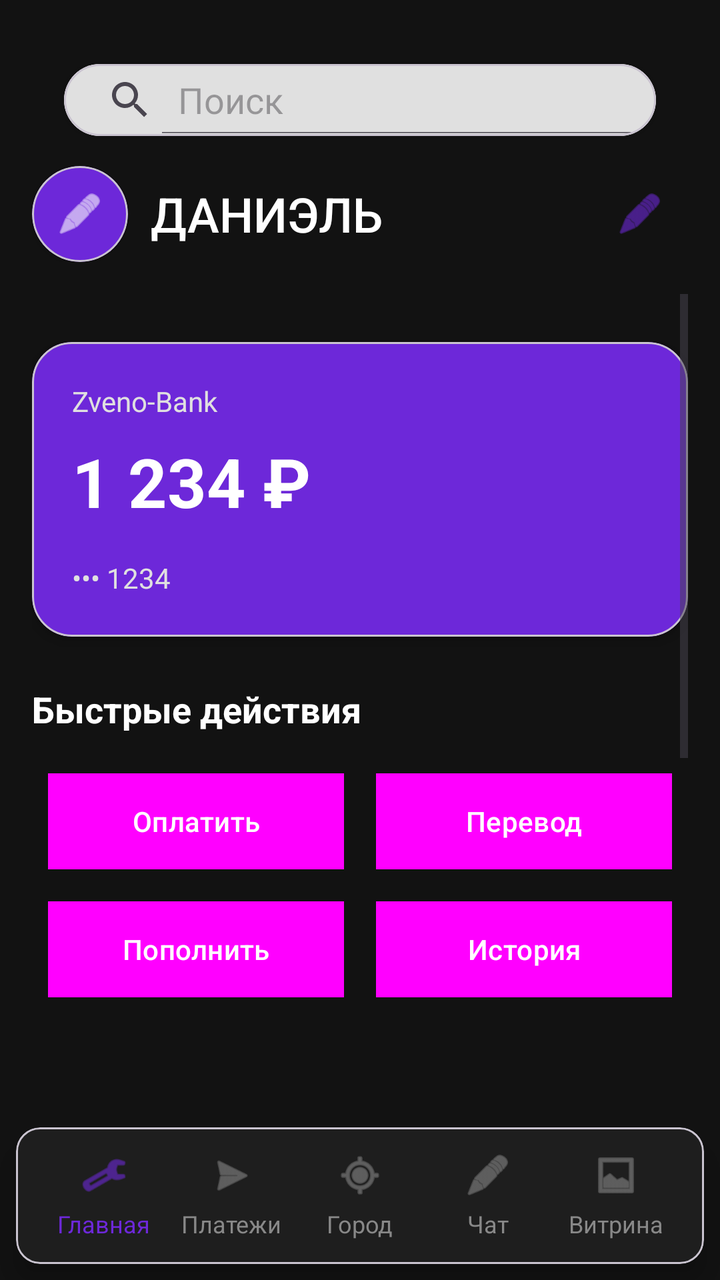
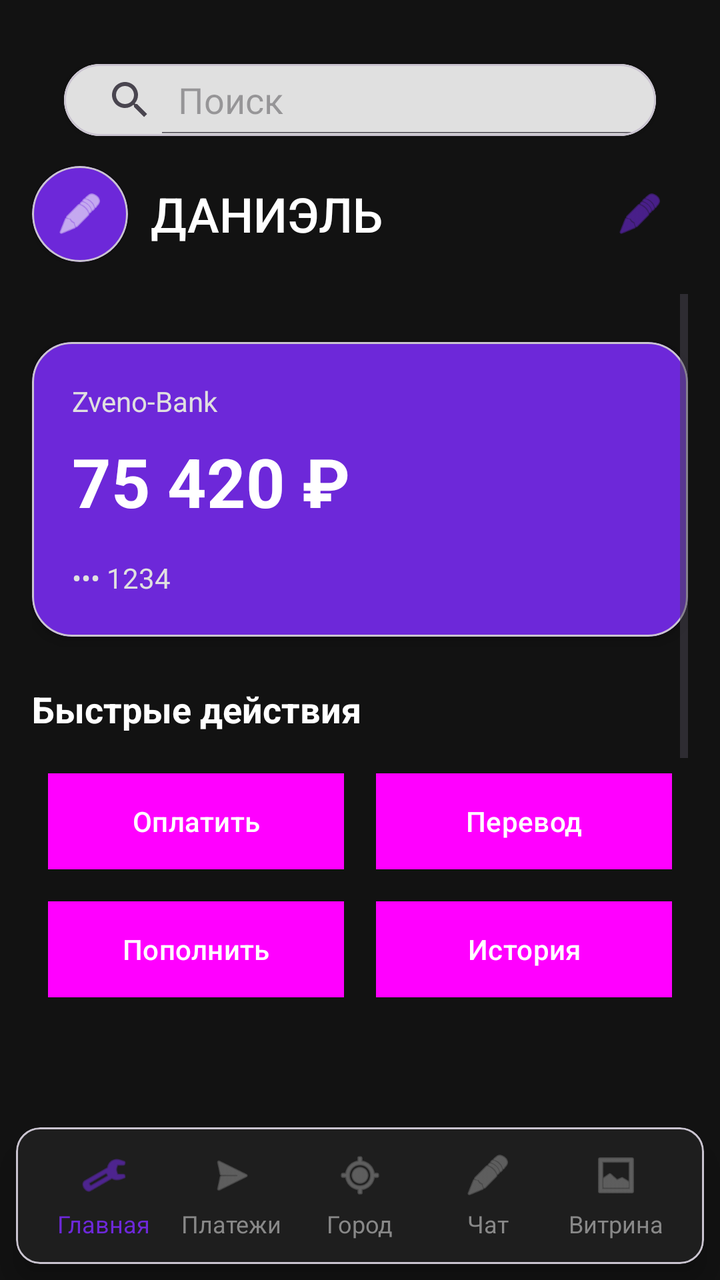

An Android layout rendered at two revisions. The XML below is the earlier revision; the diff shows what the commit changed to produce the second picture.
<!-- AndroidManifest.xml: application theme Theme.ZvenoBank -->
<!-- res/layout/activity_main.xml -->
<?xml version="1.0" encoding="utf-8"?>
<LinearLayout xmlns:android="http://schemas.android.com/apk/res/android"
    xmlns:app="http://schemas.android.com/apk/res-auto"
    android:layout_width="match_parent"
    android:layout_height="match_parent"
    android:orientation="vertical"
    android:background="@color/background">

    
    <LinearLayout
        android:layout_width="match_parent"
        android:layout_height="wrap_content"
        android:orientation="vertical"
        android:padding="16dp">

        
        <com.google.android.material.card.MaterialCardView
            android:layout_width="match_parent"
            android:layout_height="36dp"
            android:layout_marginHorizontal="16dp"
            android:layout_marginTop="16dp"
            app:cardCornerRadius="24dp"
            app:cardElevation="2dp">

            <SearchView
                android:layout_width="match_parent"
                android:layout_height="wrap_content"
                android:background="#E0E0E0"
                android:queryHint="Поиск"
                android:iconifiedByDefault="false"
                android:padding="1dp" />
        </com.google.android.material.card.MaterialCardView>

        
        <LinearLayout
            android:id="@+id/profile_container"
            android:layout_width="match_parent"
            android:layout_height="wrap_content"
            android:layout_marginTop="15dp"
            android:orientation="horizontal"
            android:gravity="center_vertical"
            android:clickable="true"
            android:focusable="true"
            android:baselineAligned="false">

            
            <com.google.android.material.card.MaterialCardView
                android:layout_width="48dp"
                android:layout_height="48dp"
                app:cardCornerRadius="24dp"
                app:cardBackgroundColor="@color/card_purple"
                app:cardElevation="2dp">

                <ImageView
                    android:layout_width="match_parent"
                    android:layout_height="match_parent"
                    android:src="@android:drawable/ic_menu_edit"
                    android:padding="12dp"
                    app:tint="@android:color/white"
                    android:contentDescription="@string/cd_profile_avatar" />
            </com.google.android.material.card.MaterialCardView>

            
            <Button
                android:id="@+id/button"
                android:layout_width="150dp"
                android:layout_height="wrap_content"
                android:background="@null"
                android:text="@string/user_name"
                android:paddingStart="-12dp"
                android:paddingEnd="12dp"
                android:textSize="24sp"
                android:textColor="@android:color/white" />

            <Space
                android:layout_width="0dp"
                android:layout_height="0dp"
                android:layout_weight="1" />

            
            <ImageView
                android:id="@+id/referral_button"
                android:layout_width="48dp"
                android:layout_height="48dp"
                android:padding="12dp"
                android:src="@android:drawable/ic_menu_edit"
                app:tint="@color/card_purple"
                android:clickable="true"
                android:focusable="true"
                android:background="?attr/selectableItemBackgroundBorderless"
                android:contentDescription="@string/cd_referral" />

        </LinearLayout>

    </LinearLayout>

    
    <ScrollView
        android:layout_width="match_parent"
        android:layout_height="0dp"
        android:layout_weight="1"
        android:paddingHorizontal="16dp"
        android:paddingBottom="16dp">

        <LinearLayout
            android:layout_width="match_parent"
            android:layout_height="wrap_content"
            android:orientation="vertical">

            
            <com.google.android.material.card.MaterialCardView
                android:layout_width="match_parent"
                android:layout_height="wrap_content"
                android:layout_marginTop="24dp"
                app:cardCornerRadius="20dp"
                app:cardBackgroundColor="@color/card_purple"
                app:cardElevation="4dp">

                <LinearLayout
                    android:layout_width="match_parent"
                    android:layout_height="wrap_content"
                    android:orientation="vertical"
                    android:padding="20dp">

                    <TextView
                        android:layout_width="wrap_content"
                        android:layout_height="wrap_content"
                        android:text="@string/bank_name"
                        android:textColor="@color/text_secondary"
                        android:textSize="14sp" />

                    <TextView
                        android:id="@+id/balance_amount"
                        android:layout_width="wrap_content"
                        android:layout_height="wrap_content"
                        android:text="@string/balance_amount"
                        android:textColor="@android:color/white"
                        android:textSize="34sp"
                        android:textStyle="bold"
                        android:layout_marginTop="8dp" />

                    <TextView
                        android:layout_width="wrap_content"
                        android:layout_height="wrap_content"
                        android:text="@string/card_number"
                        android:textColor="@color/text_secondary"
                        android:layout_marginTop="16dp" />

                </LinearLayout>

            </com.google.android.material.card.MaterialCardView>

            
            <TextView
                android:layout_width="match_parent"
                android:layout_height="wrap_content"
                android:text="@string/quick_actions"
                android:textColor="@android:color/white"
                android:textStyle="bold"
                android:textSize="18sp"
                android:layout_marginTop="24dp"
                android:layout_marginBottom="12dp" />

            <GridLayout
                android:layout_width="match_parent"
                android:layout_height="wrap_content"
                android:rowCount="2"
                android:columnCount="2"
                android:baselineAligned="false">

                <Button
                    android:id="@+id/btn_pay"
                    style="@style/ActionButtonStyle"
                    android:text="@string/pay" />

                <Button
                    android:id="@+id/btn_transfer"
                    style="@style/ActionButtonStyle"
                    android:text="@string/transfer" />

                <Button
                    android:id="@+id/btn_topup"
                    style="@style/ActionButtonStyle"
                    android:text="@string/top_up" />

                <Button
                    android:id="@+id/btn_more"
                    style="@style/ActionButtonStyle"
                    android:text="@string/history" />

            </GridLayout>

            
            <TextView
                android:layout_width="match_parent"
                android:layout_height="wrap_content"
                android:text="@string/recent_operations"
                android:textColor="@android:color/white"
                android:textStyle="bold"
                android:textSize="18sp"
                android:layout_marginTop="32dp"
                android:layout_marginBottom="12dp" />

            <TextView
                android:layout_width="match_parent"
                android:layout_height="80dp"
                android:text="@string/operation_cafe"
                android:textColor="@android:color/white"
                android:background="@color/button_gray"
                android:gravity="center|start"
                android:padding="16dp"
                android:layout_marginBottom="8dp" />

            <TextView
                android:layout_width="match_parent"
                android:layout_height="80dp"
                android:text="@string/operation_transfer"
                android:textColor="@android:color/white"
                android:background="@color/button_gray"
                android:gravity="center|start"
                android:padding="16dp"
                android:layout_marginBottom="8dp" />

            <TextView
                android:layout_width="match_parent"
                android:layout_height="80dp"
                android:text="@string/operation_topup"
                android:textColor="@android:color/white"
                android:background="@color/button_gray"
                android:gravity="center|start"
                android:padding="16dp"
                android:layout_marginBottom="8dp" />

        </LinearLayout>

    </ScrollView>

    
    <com.google.android.material.card.MaterialCardView
        android:layout_width="match_parent"
        android:layout_height="wrap_content"
        android:layout_margin="8dp"
        app:cardElevation="8dp"
        app:cardBackgroundColor="#1E1E1E">

        <LinearLayout
            android:layout_width="match_parent"
            android:layout_height="wrap_content"
            android:orientation="horizontal"
            android:gravity="center"
            android:padding="12dp"
            android:baselineAligned="false">

            
            <LinearLayout
                android:id="@+id/nav_home"
                android:layout_width="0dp"
                android:layout_height="wrap_content"
                android:layout_weight="1"
                android:orientation="vertical"
                android:gravity="center"
                android:clickable="true"
                android:focusable="true"
                android:background="?attr/selectableItemBackgroundBorderless">

                <ImageView
                    android:layout_width="24dp"
                    android:layout_height="24dp"
                    android:src="@android:drawable/ic_menu_manage"
                    app:tint="@color/nav_active"
                    android:contentDescription="@string/cd_home" />

                <TextView
                    android:layout_width="wrap_content"
                    android:layout_height="wrap_content"
                    android:text="@string/nav_home"
                    android:textSize="12sp"
                    android:textColor="@color/nav_active"
                    android:layout_marginTop="4dp" />
            </LinearLayout>

            
            <LinearLayout
                android:id="@+id/nav_payments"
                android:layout_width="0dp"
                android:layout_height="wrap_content"
                android:layout_weight="1"
                android:orientation="vertical"
                android:gravity="center"
                android:clickable="true"
                android:focusable="true"
                android:background="?attr/selectableItemBackgroundBorderless">

                <ImageView
                    android:layout_width="24dp"
                    android:layout_height="24dp"
                    android:src="@android:drawable/ic_menu_send"
                    app:tint="@color/nav_inactive"
                    android:contentDescription="@string/cd_payments" />

                <TextView
                    android:layout_width="wrap_content"
                    android:layout_height="wrap_content"
                    android:text="@string/nav_payments"
                    android:textSize="12sp"
                    android:textColor="@color/nav_inactive"
                    android:layout_marginTop="4dp" />
            </LinearLayout>

            
            <LinearLayout
                android:id="@+id/nav_city"
                android:layout_width="0dp"
                android:layout_height="wrap_content"
                android:layout_weight="1"
                android:orientation="vertical"
                android:gravity="center"
                android:clickable="true"
                android:focusable="true"
                android:background="?attr/selectableItemBackgroundBorderless">

                <ImageView
                    android:layout_width="24dp"
                    android:layout_height="24dp"
                    android:src="@android:drawable/ic_menu_mylocation"
                    app:tint="@color/nav_inactive"
                    android:contentDescription="@string/cd_city" />

                <TextView
                    android:layout_width="wrap_content"
                    android:layout_height="wrap_content"
                    android:text="@string/nav_city"
                    android:textSize="12sp"
                    android:textColor="@color/nav_inactive"
                    android:layout_marginTop="4dp" />
            </LinearLayout>

            
            <LinearLayout
                android:id="@+id/nav_chat"
                android:layout_width="0dp"
                android:layout_height="wrap_content"
                android:layout_weight="1"
                android:orientation="vertical"
                android:gravity="center"
                android:clickable="true"
                android:focusable="true"
                android:background="?attr/selectableItemBackgroundBorderless">

                <ImageView
                    android:layout_width="24dp"
                    android:layout_height="24dp"
                    android:src="@android:drawable/ic_menu_edit"
                    app:tint="@color/nav_inactive"
                    android:contentDescription="@string/cd_chat" />

                <TextView
                    android:layout_width="wrap_content"
                    android:layout_height="wrap_content"
                    android:text="@string/nav_chat"
                    android:textSize="12sp"
                    android:textColor="@color/nav_inactive"
                    android:layout_marginTop="4dp" />
            </LinearLayout>

            
            <LinearLayout
                android:id="@+id/nav_shop"
                android:layout_width="0dp"
                android:layout_height="wrap_content"
                android:layout_weight="1"
                android:orientation="vertical"
                android:gravity="center"
                android:clickable="true"
                android:focusable="true"
                android:background="?attr/selectableItemBackgroundBorderless">

                <ImageView
                    android:layout_width="24dp"
                    android:layout_height="24dp"
                    android:src="@android:drawable/ic_menu_gallery"
                    app:tint="@color/nav_inactive"
                    android:contentDescription="@string/cd_shop" />

                <TextView
                    android:layout_width="wrap_content"
                    android:layout_height="wrap_content"
                    android:text="@string/nav_shop"
                    android:textSize="12sp"
                    android:textColor="@color/nav_inactive"
                    android:layout_marginTop="4dp" />
            </LinearLayout>

        </LinearLayout>

    </com.google.android.material.card.MaterialCardView>

</LinearLayout>
<!-- resources referenced by this layout -->
<resources>
  <color name="background">#121212</color>
  <color name="button_gray">#2A2A2A</color>
  <color name="card_purple">#6D28D9</color>
  <color name="nav_active">#6D28D9</color>
  <color name="nav_inactive">#888888</color>
  <color name="text_secondary">#E0E0E0</color>
  <string name="balance_amount">1 234 ₽</string>
  <string name="bank_name">Zveno-Bank</string>
  <string name="card_number">••• 1234</string>
  <string name="cd_chat">Чат</string>
  <string name="cd_city">Город</string>
  <string name="cd_home">Главная</string>
  <string name="cd_payments">Платежи</string>
  <string name="cd_profile_avatar">Аватар профиля</string>
  <string name="cd_referral">Реферальная программа</string>
  <string name="cd_shop">Витрина</string>
  <string name="history">История</string>
  <string name="nav_chat">Чат</string>
  <string name="nav_city">Город</string>
  <string name="nav_home">Главная</string>
  <string name="nav_payments">Платежи</string>
  <string name="nav_shop">Витрина</string>
  <string name="operation_cafe">Оплата кафе</string>
  <string name="operation_topup">Пополнение с карты</string>
  <string name="operation_transfer">Перевод Даниэлю</string>
  <string name="pay">Оплатить</string>
  <string name="quick_actions">Быстрые действия</string>
  <string name="recent_operations">Последние операции</string>
  <string name="top_up">Пополнить</string>
  <string name="transfer">Перевод</string>
  <string name="user_name">Даниэль</string>
  <style name="ActionButtonStyle" parent="Widget.Material3.Button">
          <item name="android:layout_width">0dp</item>
          <item name="android:layout_height">wrap_content</item>
          <item name="android:layout_margin">8dp</item>
          <item name="android:layout_columnWeight">1</item>
          <item name="android:background">@color/button_gray</item>
          <item name="android:textColor">@android:color/white</item>
          <item name="android:textSize">14sp</item>
          <item name="android:stateListAnimator">@null</item>
          <item name="cornerRadius">16dp</item>
      </style>
  <style name="Theme.ZvenoBank" parent="Base.Theme.ZvenoBank" />
  <style name="Base.Theme.ZvenoBank" parent="Theme.Material3.DayNight.NoActionBar">
          
          
      </style>
</resources>

<!-- the commit's change to res/layout/activity_main.xml (unified diff, before → after) -->
@@ -202,6 +202,7 @@
                 android:layout_marginBottom="12dp" />
 
             <TextView
+                android:id="@+id/operation_cafe"
                 android:layout_width="match_parent"
                 android:layout_height="80dp"
                 android:text="@string/operation_cafe"
@@ -209,9 +210,12 @@
                 android:background="@color/button_gray"
                 android:gravity="center|start"
                 android:padding="16dp"
-                android:layout_marginBottom="8dp" />
+                android:layout_marginBottom="8dp"
+                android:clickable="true"
+                android:focusable="true"/>
 
             <TextView
+                android:id="@+id/operation_transfer"
                 android:layout_width="match_parent"
                 android:layout_height="80dp"
                 android:text="@string/operation_transfer"
@@ -219,9 +223,12 @@
                 android:background="@color/button_gray"
                 android:gravity="center|start"
                 android:padding="16dp"
-                android:layout_marginBottom="8dp" />
+                android:layout_marginBottom="8dp"
+                android:clickable="true"
+                android:focusable="true" />
 
             <TextView
+                android:id="@+id/operation_topup"
                 android:layout_width="match_parent"
                 android:layout_height="80dp"
                 android:text="@string/operation_topup"
@@ -229,7 +236,9 @@
                 android:background="@color/button_gray"
                 android:gravity="center|start"
                 android:padding="16dp"
-                android:layout_marginBottom="8dp" />
+                android:layout_marginBottom="8dp"
+                android:clickable="true"
+                android:focusable="true"/>
 
         </LinearLayout>
 
<!-- resource entries referenced after the edit -->
@@ -6,7 +6,7 @@
   <color name="nav_active">#6D28D9</color>
   <color name="nav_inactive">#888888</color>
   <color name="text_secondary">#E0E0E0</color>
-  <string name="balance_amount">1 234 ₽</string>
+  <string name="balance_amount">75 420 ₽</string>
   <string name="bank_name">Zveno-Bank</string>
   <string name="card_number">••• 1234</string>
   <string name="cd_chat">Чат</string>
